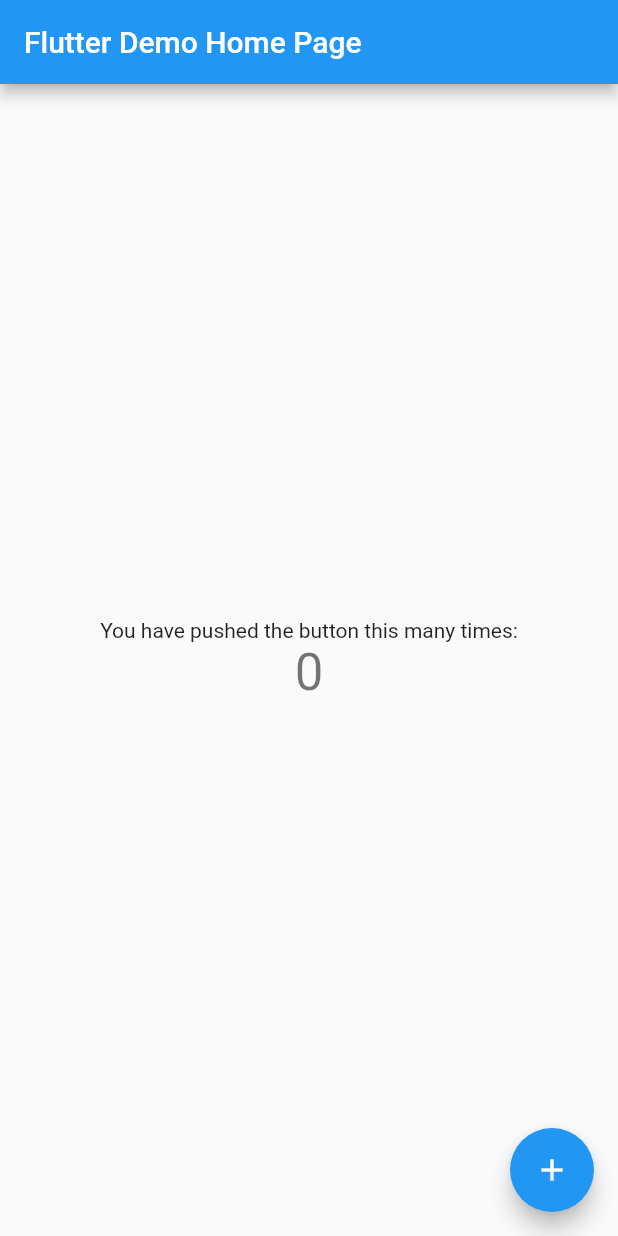
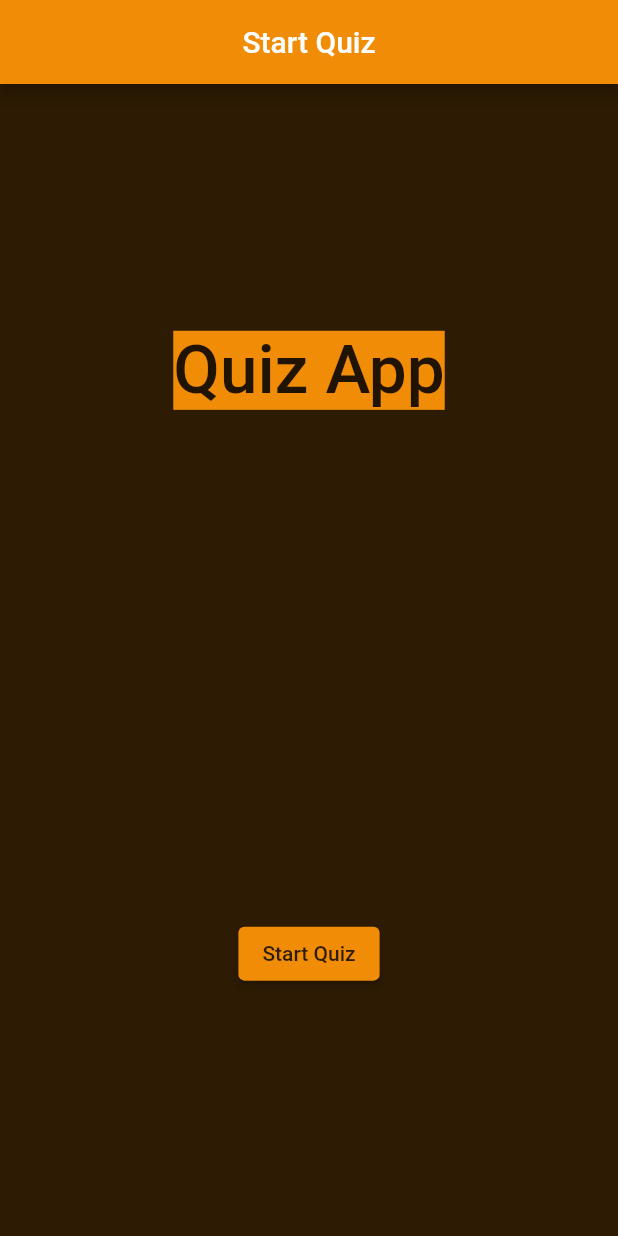
Before and after one commit to pranjulknit/Projects, a Flutter app: the screen it shows after launch, on a phone screen of 412 x 824 dp. Run offline on Flutter 3.47's test engine with Material 2 defaults, Android fonts, the phone set to English and light mode, and no system bars.

Commit message:
quiz app completed

```diff
--- a/quiz_app/lib/main.dart
+++ b/quiz_app/lib/main.dart
@@ -1,4 +1,5 @@
 import 'package:flutter/material.dart';
+import 'package:quiz_app/start_quiz_screen.dart';
 
 void main() {
   runApp(const MyApp());
@@ -11,6 +12,7 @@ class MyApp extends StatelessWidget {
   @override
   Widget build(BuildContext context) {
     return MaterialApp(
+      debugShowCheckedModeBanner: false,
       title: 'Flutter Demo',
       theme: ThemeData(
         // This is the theme of your application.
@@ -24,92 +26,7 @@ class MyApp extends StatelessWidget {
         // is not restarted.
         primarySwatch: Colors.blue,
       ),
-      home: const MyHomePage(title: 'Flutter Demo Home Page'),
+      home:const StartQuizScreen(),
     );
   }
 }
-
-class MyHomePage extends StatefulWidget {
-  const MyHomePage({Key? key, required this.title}) : super(key: key);
-
-  // This widget is the home page of your application. It is stateful, meaning
-  // that it has a State object (defined below) that contains fields that affect
-  // how it looks.
-
-  // This class is the configuration for the state. It holds the values (in this
-  // case the title) provided by the parent (in this case the App widget) and
-  // used by the build method of the State. Fields in a Widget subclass are
-  // always marked "final".
-
-  final String title;
-
-  @override
-  State<MyHomePage> createState() => _MyHomePageState();
-}
-
-class _MyHomePageState extends State<MyHomePage> {
-  int _counter = 0;
-
-  void _incrementCounter() {
-    setState(() {
-      // This call to setState tells the Flutter framework that something has
-      // changed in this State, which causes it to rerun the build method below
-      // so that the display can reflect the updated values. If we changed
-      // _counter without calling setState(), then the build method would not be
-      // called again, and so nothing would appear to happen.
-      _counter++;
-    });
-  }
-
-  @override
-  Widget build(BuildContext context) {
-    // This method is rerun every time setState is called, for instance as done
-    // by the _incrementCounter method above.
-    //
-    // The Flutter framework has been optimized to make rerunning build methods
-    // fast, so that you can just rebuild anything that needs updating rather
-    // than having to individually change instances of widgets.
-    return Scaffold(
-      appBar: AppBar(
-        // Here we take the value from the MyHomePage object that was created by
-        // the App.build method, and use it to set our appbar title.
-        title: Text(widget.title),
-      ),
-      body: Center(
-        // Center is a layout widget. It takes a single child and positions it
-        // in the middle of the parent.
-        child: Column(
-          // Column is also a layout widget. It takes a list of children and
-          // arranges them vertically. By default, it sizes itself to fit its
-          // children horizontally, and tries to be as tall as its parent.
-          //
-          // Invoke "debug painting" (press "p" in the console, choose the
-          // "Toggle Debug Paint" action from the Flutter Inspector in Android
-          // Studio, or the "Toggle Debug Paint" command in Visual Studio Code)
-          // to see the wireframe for each widget.
-          //
-          // Column has various properties to control how it sizes itself and
-          // how it positions its children. Here we use mainAxisAlignment to
-          // center the children vertically; the main axis here is the vertical
-          // axis because Columns are vertical (the cross axis would be
-          // horizontal).
-          mainAxisAlignment: MainAxisAlignment.center,
-          children: <Widget>[
-            const Text(
-              'You have pushed the button this many times:',
-            ),
-            Text(
-              '$_counter',
-              style: Theme.of(context).textTheme.headline4,
-            ),
-          ],
-        ),
-      ),
-      floatingActionButton: FloatingActionButton(
-        onPressed: _incrementCounter,
-        tooltip: 'Increment',
-        child: const Icon(Icons.add),
-      ), // This trailing comma makes auto-formatting nicer for build methods.
-    );
-  }
-}
--- /dev/null
+++ b/quiz_app/lib/start_quiz_screen.dart
@@ -0,0 +1,49 @@
+import 'package:flutter/material.dart';
+import 'package:quiz_app/const.dart';
+import 'package:quiz_app/play_quiz_screen.dart';
+
+class StartQuizScreen extends StatelessWidget {
+  const StartQuizScreen({Key? key}) : super(key: key);
+
+  @override
+  Widget build(BuildContext context) {
+    return Scaffold(
+        backgroundColor: backgroundColor,
+        appBar: AppBar(
+          title: const Text('Start Quiz'),
+          centerTitle: true,
+          backgroundColor: foregroundColor,
+        ),
+        body: SizedBox(
+          width: double.infinity,
+          child: Column(
+            mainAxisAlignment: MainAxisAlignment.spaceEvenly,
+            children: [
+              Text(
+                'Quiz App',
+                style: TextStyle(
+                    backgroundColor: foregroundColor,
+                    fontSize: 45,
+                    fontWeight: FontWeight.w500),
+              ),
+              SizedBox(
+                width: 0,
+                height: 10,
+              ),
+              ElevatedButton(
+                  onPressed: () {
+                    Navigator.push(
+                        context,
+                        MaterialPageRoute(
+                            builder: (context) => PlayQuizScreen()));
+                  },
+                  style: ElevatedButton.styleFrom(primary: foregroundColor),
+                  child: Text(
+                    "Start Quiz",
+                    style: TextStyle(color: backgroundColor),
+                  )),
+            ],
+          ),
+        ));
+  }
+}
```
Also changed, not shown: quiz_app/lib/const.dart (added, +29 -0 lines), quiz_app/lib/play_quiz_screen.dart (added, +137 -0 lines), quiz_app/lib/quiz_question_model.dart (added, +9 -0 lines), quiz_app/lib/result_screen.dart (added, +68 -0 lines), quiz_app/pubspec.lock.
